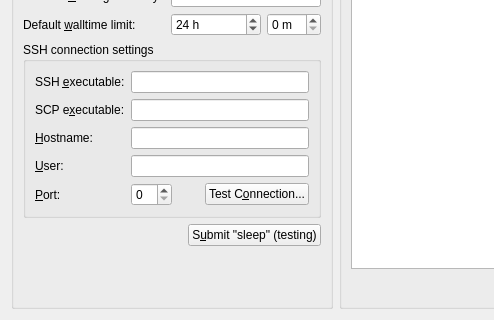
Before: the Qt Designer form molequeue/ui/remotequeuewidget.ui in OpenChemistry/molequeue, drawn with Qt 5; both pictures show x 0 to 494 and y 196 to 516 of the 974 by 516 pixel window.
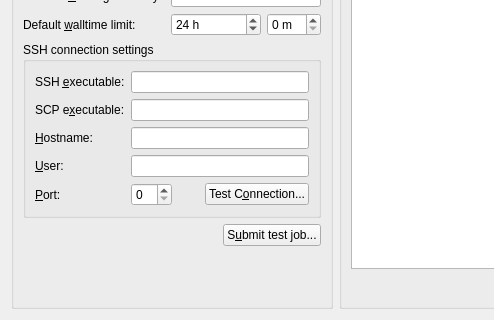
After: the same form once the commit is applied.

Commit message:
Clean up test job submission.
* Make the button text a bit clearer.
* Show a confirmation dialog explaining the test
  prior to submitting.
* Apply any unsaved changes to the queue before submitting.

Patch:
```diff
--- a/molequeue/ui/remotequeuewidget.ui
+++ b/molequeue/ui/remotequeuewidget.ui
@@ -198,7 +198,7 @@
         <item>
          <widget class="QPushButton" name="push_sleepTest">
           <property name="text">
-           <string>S&amp;ubmit &quot;sleep&quot; (testing)</string>
+           <string>S&amp;ubmit test job...</string>
           </property>
          </widget>
         </item>
```
The commit also changes 1 other file.
